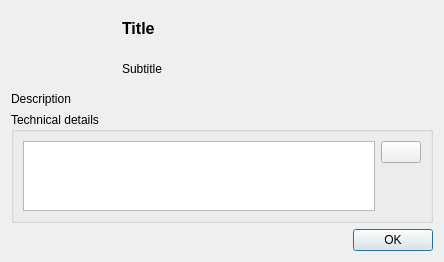
Old version of the form pzp/ui/error_dialog.ui in the repository opengisch/pzp.
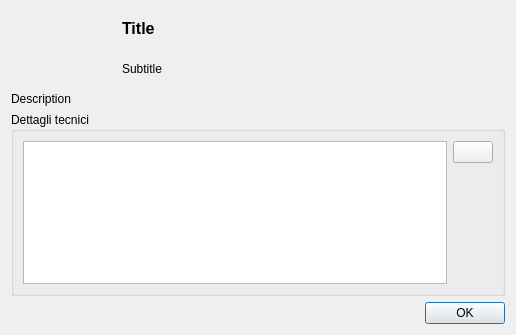
New version of the form. Custom widgets are drawn as their Qt base class.

The edit to the form file:
```diff
--- a/pzp/ui/error_dialog.ui
+++ b/pzp/ui/error_dialog.ui
@@ -6,18 +6,18 @@
    <rect>
     <x>0</x>
     <y>0</y>
-    <width>444</width>
-    <height>202</height>
+    <width>516</width>
+    <height>335</height>
    </rect>
   </property>
   <property name="windowTitle">
    <string>An error occurred</string>
   </property>
-  <layout class="QGridLayout" name="gridLayout_2">
+  <layout class="QGridLayout" name="gridLayout_2" rowstretch="0,0,0,0">
    <item row="2" column="0">
     <widget class="QgsCollapsibleGroupBox" name="grp_traceback">
      <property name="title">
-      <string>Technical details</string>
+      <string>Dettagli tecnici</string>
      </property>
      <property name="flat">
       <bool>true</bool>
@@ -69,6 +69,16 @@
      </layout>
     </widget>
    </item>
+   <item row="1" column="0">
+    <widget class="QLabel" name="lbl_description">
+     <property name="text">
+      <string>Description</string>
+     </property>
+     <property name="wordWrap">
+      <bool>true</bool>
+     </property>
+    </widget>
+   </item>
    <item row="0" column="0">
     <layout class="QHBoxLayout" name="horizontalLayout" stretch="0,0,0,1">
      <item>
@@ -188,16 +198,6 @@
      </item>
     </layout>
    </item>
-   <item row="1" column="0">
-    <widget class="QLabel" name="lbl_description">
-     <property name="text">
-      <string>Description</string>
-     </property>
-     <property name="wordWrap">
-      <bool>true</bool>
-     </property>
-    </widget>
-   </item>
    <item row="3" column="0">
     <widget class="QDialogButtonBox" name="buttonBox">
      <property name="orientation">
@@ -208,6 +208,19 @@
      </property>
     </widget>
    </item>
+   <item row="2" column="1">
+    <spacer name="verticalSpacer_2">
+     <property name="orientation">
+      <enum>Qt::Vertical</enum>
+     </property>
+     <property name="sizeHint" stdset="0">
+      <size>
+       <width>0</width>
+       <height>40</height>
+      </size>
+     </property>
+    </spacer>
+   </item>
   </layout>
  </widget>
  <customwidgets>
```
Left out of the diff: 5 changed lines with no effect on the pictures.
